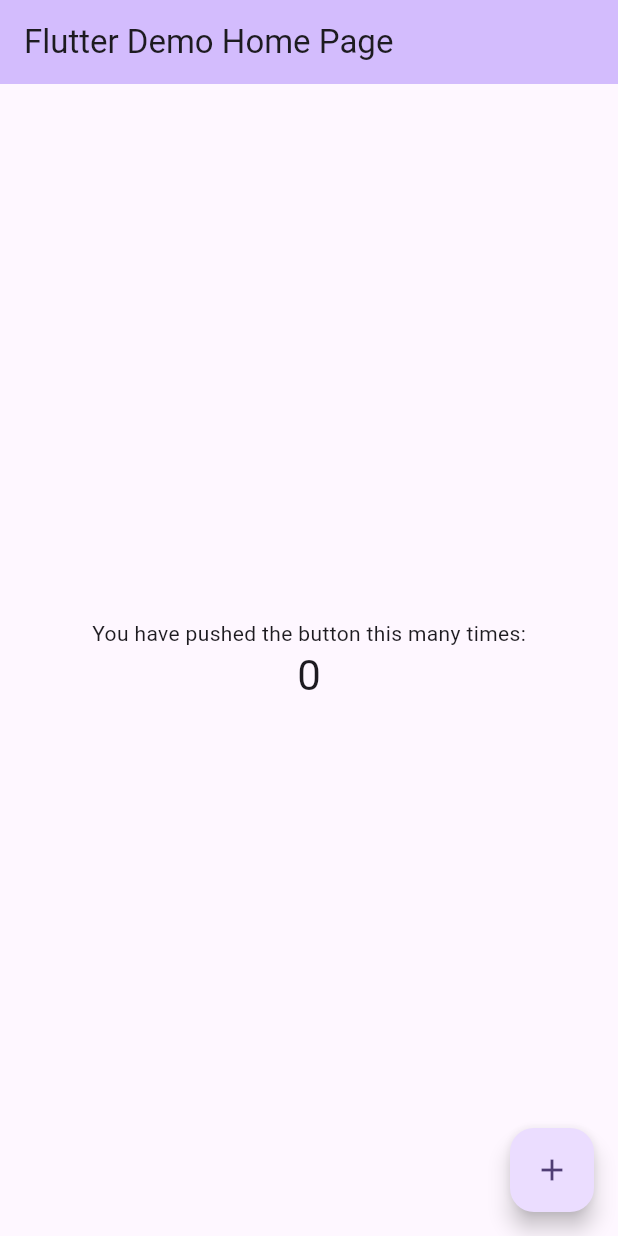
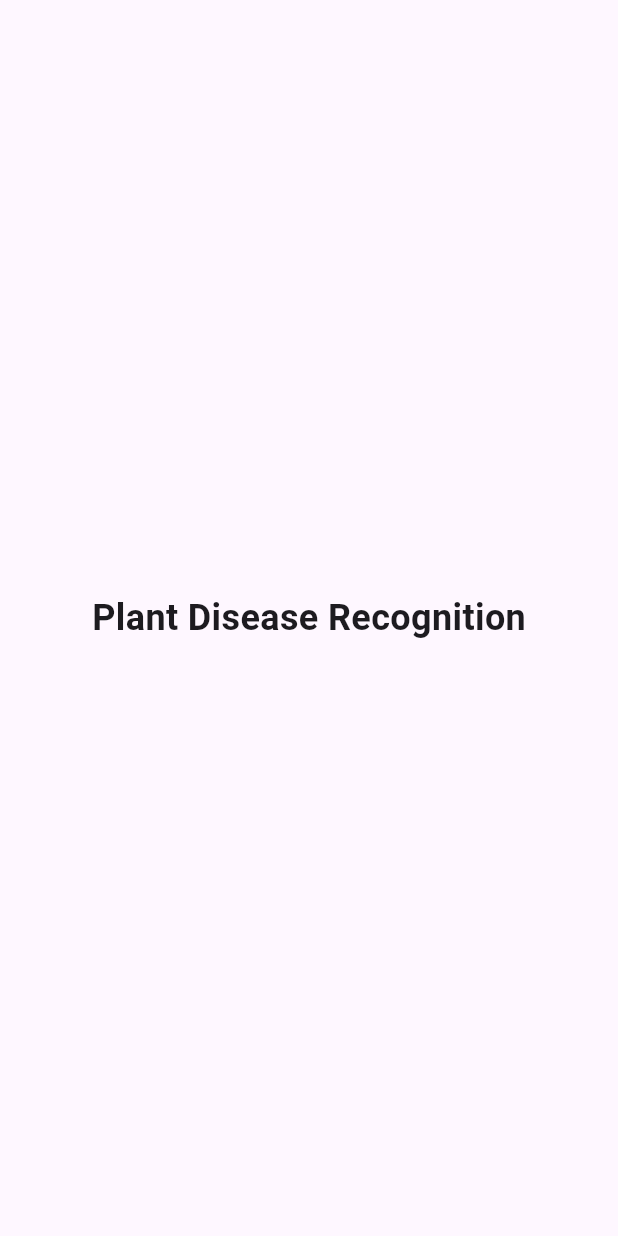
Before and after one commit to abhixsh/LeafGuard, a Flutter app: the screen it shows after launch, on a phone screen of 412 x 824 dp. Run offline on Flutter 3.47's test engine with Material 3 defaults, Android fonts, the light colour scheme and no system bars; our stand-ins replace image_picker.

Commit message:
add lib files

```diff
--- a/lib/main.dart
+++ b/lib/main.dart
@@ -1,125 +1,24 @@
 import 'package:flutter/material.dart';
+import 'package:provider/provider.dart';
+import 'providers/scan_provider.dart';
+import 'screens/splash_screen.dart';
 
 void main() {
-  runApp(const MyApp());
+  runApp(MyApp());
 }
 
 class MyApp extends StatelessWidget {
-  const MyApp({super.key});
-
-  // This widget is the root of your application.
   @override
   Widget build(BuildContext context) {
-    return MaterialApp(
-      title: 'Flutter Demo',
-      theme: ThemeData(
-        // This is the theme of your application.
-        //
-        // TRY THIS: Try running your application with "flutter run". You'll see
-        // the application has a purple toolbar. Then, without quitting the app,
-        // try changing the seedColor in the colorScheme below to Colors.green
-        // and then invoke "hot reload" (save your changes or press the "hot
-        // reload" button in a Flutter-supported IDE, or press "r" if you used
-        // the command line to start the app).
-        //
-        // Notice that the counter didn't reset back to zero; the application
-        // state is not lost during the reload. To reset the state, use hot
-        // restart instead.
-        //
-        // This works for code too, not just values: Most code changes can be
-        // tested with just a hot reload.
-        colorScheme: ColorScheme.fromSeed(seedColor: Colors.deepPurple),
-        useMaterial3: true,
+    return ChangeNotifierProvider(
+      create: (_) => ScanProvider(),
+      child: MaterialApp(
+        title: 'Plant Disease Recognition',
+        theme: ThemeData(
+          primarySwatch: Colors.green,
+        ),
+        home: SplashScreen(),
       ),
-      home: const MyHomePage(title: 'Flutter Demo Home Page'),
     );
   }
 }
-
-class MyHomePage extends StatefulWidget {
-  const MyHomePage({super.key, required this.title});
-
-  // This widget is the home page of your application. It is stateful, meaning
-  // that it has a State object (defined below) that contains fields that affect
-  // how it looks.
-
-  // This class is the configuration for the state. It holds the values (in this
-  // case the title) provided by the parent (in this case the App widget) and
-  // used by the build method of the State. Fields in a Widget subclass are
-  // always marked "final".
-
-  final String title;
-
-  @override
-  State<MyHomePage> createState() => _MyHomePageState();
-}
-
-class _MyHomePageState extends State<MyHomePage> {
-  int _counter = 0;
-
-  void _incrementCounter() {
-    setState(() {
-      // This call to setState tells the Flutter framework that something has
-      // changed in this State, which causes it to rerun the build method below
-      // so that the display can reflect the updated values. If we changed
-      // _counter without calling setState(), then the build method would not be
-      // called again, and so nothing would appear to happen.
-      _counter++;
-    });
-  }
-
-  @override
-  Widget build(BuildContext context) {
-    // This method is rerun every time setState is called, for instance as done
-    // by the _incrementCounter method above.
-    //
-    // The Flutter framework has been optimized to make rerunning build methods
-    // fast, so that you can just rebuild anything that needs updating rather
-    // than having to individually change instances of widgets.
-    return Scaffold(
-      appBar: AppBar(
-        // TRY THIS: Try changing the color here to a specific color (to
-        // Colors.amber, perhaps?) and trigger a hot reload to see the AppBar
-        // change color while the other colors stay the same.
-        backgroundColor: Theme.of(context).colorScheme.inversePrimary,
-        // Here we take the value from the MyHomePage object that was created by
-        // the App.build method, and use it to set our appbar title.
-        title: Text(widget.title),
-      ),
-      body: Center(
-        // Center is a layout widget. It takes a single child and positions it
-        // in the middle of the parent.
-        child: Column(
-          // Column is also a layout widget. It takes a list of children and
-          // arranges them vertically. By default, it sizes itself to fit its
-          // children horizontally, and tries to be as tall as its parent.
-          //
-          // Column has various properties to control how it sizes itself and
-          // how it positions its children. Here we use mainAxisAlignment to
-          // center the children vertically; the main axis here is the vertical
-          // axis because Columns are vertical (the cross axis would be
-          // horizontal).
-          //
-          // TRY THIS: Invoke "debug painting" (choose the "Toggle Debug Paint"
-          // action in the IDE, or press "p" in the console), to see the
-          // wireframe for each widget.
-          mainAxisAlignment: MainAxisAlignment.center,
-          children: <Widget>[
-            const Text(
-              'You have pushed the button this many times:',
-            ),
-            Text(
-              '$_counter',
-              style: Theme.of(context).textTheme.headlineMedium,
-            ),
-          ],
-        ),
-      ),
-      floatingActionButton: FloatingActionButton(
-        onPressed: _incrementCounter,
-        tooltip: 'Increment',
-        child: const Icon(Icons.add),
-      ), // This trailing comma makes auto-formatting nicer for build methods.
-    );
-  }
-}
--- /dev/null
+++ b/lib/models/disease_model.dart
@@ -0,0 +1,6 @@
+class Disease {
+  final String name;
+  final String description;
+
+  Disease({required this.name, required this.description});
+}
--- /dev/null
+++ b/lib/providers/scan_provider.dart
@@ -0,0 +1,18 @@
+import 'package:flutter/material.dart';
+
+class ScanProvider with ChangeNotifier {
+  String _diseaseName = '';
+
+  String get diseaseName => _diseaseName;
+
+  void setDiseaseName(String name) {
+    _diseaseName = name;
+    notifyListeners();
+  }
+
+  Future<void> analyzeImage(String imagePath) async {
+    // Call your TensorFlow model here and set the disease name
+    // For now, it's mocked:
+    setDiseaseName("Powdery Mildew");
+  }
+}
--- /dev/null
+++ b/lib/screens/splash_screen.dart
@@ -0,0 +1,26 @@
+import 'package:flutter/material.dart';
+import 'dashboard_screen.dart';
+
+class SplashScreen extends StatelessWidget {
+  @override
+  Widget build(BuildContext context) {
+    return Scaffold(
+      body: Center(
+        child: Text(
+          'Plant Disease Recognition',
+          style: TextStyle(fontSize: 24, fontWeight: FontWeight.bold),
+        ),
+      ),
+    );
+  }
+
+  @override
+  void initState() {
+    Future.delayed(Duration(seconds: 3), () {
+      Navigator.pushReplacement(
+        context,
+        MaterialPageRoute(builder: (context) => DashboardScreen()),
+      );
+    });
+  }
+}
--- /dev/null
+++ b/lib/services/tensorflow_service.dart
@@ -0,0 +1,8 @@
+class TensorFlowService {
+  // This is where you load and run the model
+  // You will call this in the ScanProvider
+  Future<String> analyzeImage(String imagePath) async {
+    // Implement TensorFlow analysis here
+    return "Powdery Mildew";  // For now, return a dummy disease name
+  }
+}
```
Also changed, not shown: lib/screens/dashboard_screen.dart (added, +24 -0 lines), lib/screens/result_screen.dart (added, +18 -0 lines), lib/screens/scan_screen.dart (added, +33 -0 lines), lib/widgets/disease_result_widget.dart (added, +27 -0 lines), lib_old/main.dart (added, +125 -0 lines).
